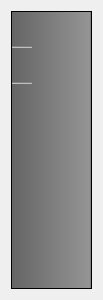
The window that portal/src/adminsidebar.ui (zfrye06/Loque) describes before a commit, drawn with Qt 5.
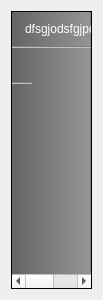
The same window after the commit. Custom widgets are drawn as their Qt base class.

Commit message: Sidebar changes (removed sidebar ui, moved everything to inside the code. it was the only way to get sidebar to actually display). sidebar now displays with icons

Diff of the .ui file:
```diff
--- a/portal/src/adminsidebar.ui
+++ b/portal/src/adminsidebar.ui
@@ -15,7 +15,25 @@
   </property>
   <layout class="QVBoxLayout" name="verticalLayout">
    <item>
-    <widget class="AdminSidebar" name="listWidget">
+    <widget class="QListWidget" name="listWidget">
+     <property name="sizePolicy">
+      <sizepolicy hsizetype="Maximum" vsizetype="Expanding">
+       <horstretch>0</horstretch>
+       <verstretch>0</verstretch>
+      </sizepolicy>
+     </property>
+     <property name="minimumSize">
+      <size>
+       <width>0</width>
+       <height>0</height>
+      </size>
+     </property>
+     <property name="maximumSize">
+      <size>
+       <width>100</width>
+       <height>16777215</height>
+      </size>
+     </property>
      <property name="focusPolicy">
       <enum>Qt::NoFocus</enum>
      </property>
@@ -53,7 +71,7 @@
      </property>
      <item>
       <property name="text">
-       <string/>
+       <string>dfsgjodsfgjpdfgjpsdfgoj</string>
       </property>
      </item>
      <item>
@@ -65,13 +83,6 @@
    </item>
   </layout>
  </widget>
- <customwidgets>
-  <customwidget>
-   <class>AdminSidebar</class>
-   <extends>QListWidget</extends>
-   <header location="global">adminsidebar.h</header>
-  </customwidget>
- </customwidgets>
  <resources/>
  <connections/>
 </ui>
```
The commit also changes 3 other files.
